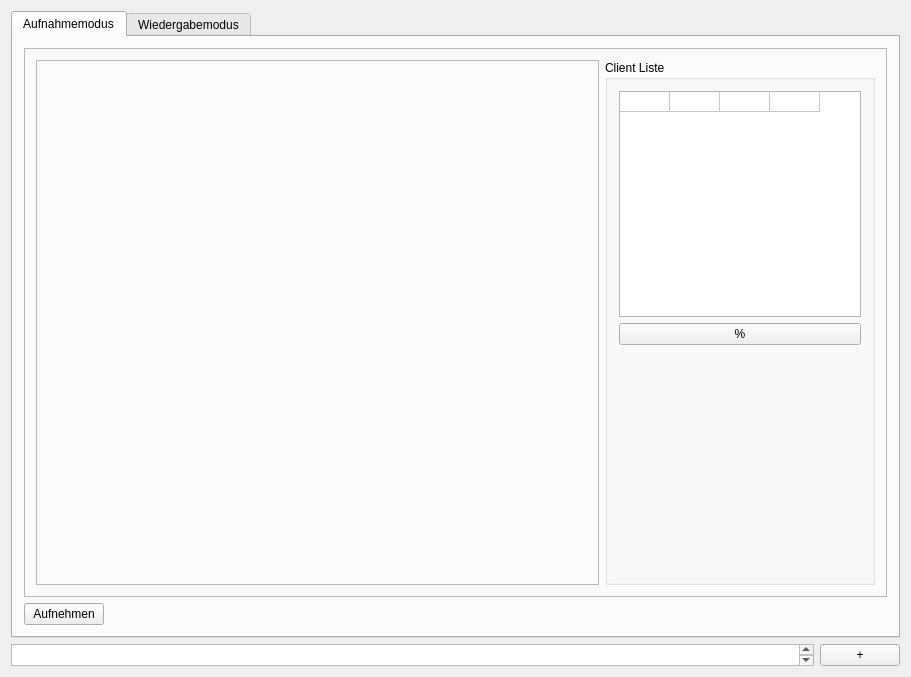
studnitz/octopus, file gui/forms/mainwindow.ui: the form before one commit.
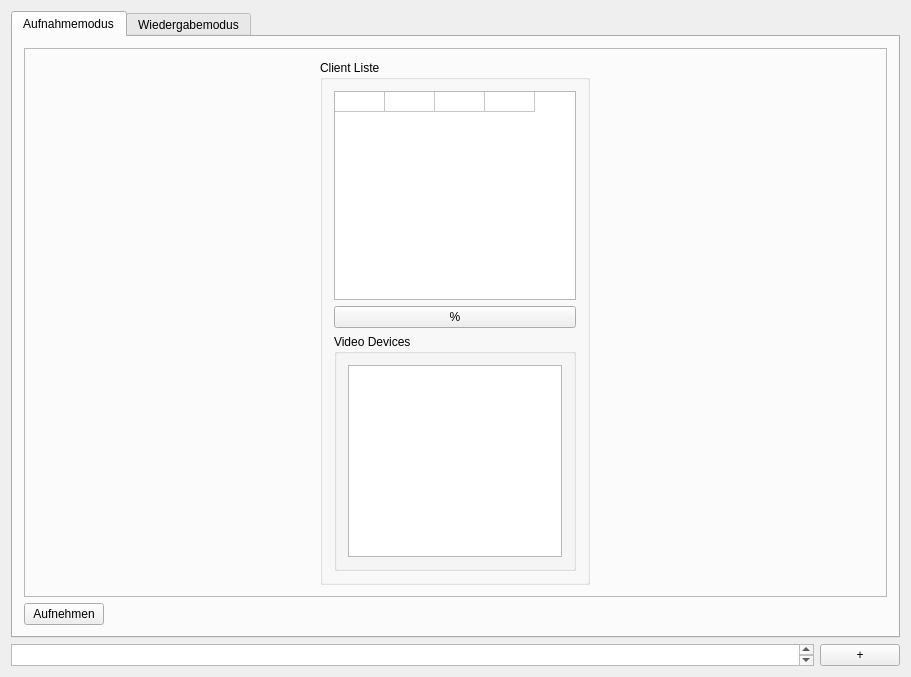
The form after the commit. The open tabs and pages were chosen to show the change.

What changed in the file:
```diff
--- a/gui/forms/mainwindow.ui
+++ b/gui/forms/mainwindow.ui
@@ -82,17 +82,16 @@
             </property>
             <layout class="QHBoxLayout" name="horizontalLayout_3">
              <item>
-              <widget class="QFrame" name="frame_2">
-               <property name="frameShape">
-                <enum>QFrame::StyledPanel</enum>
-               </property>
-               <property name="frameShadow">
-                <enum>QFrame::Raised</enum>
-               </property>
-              </widget>
+              <layout class="QGridLayout" name="recordingGrid"/>
              </item>
              <item>
               <widget class="QGroupBox" name="groupBox">
+               <property name="sizePolicy">
+                <sizepolicy hsizetype="Maximum" vsizetype="Preferred">
+                 <horstretch>0</horstretch>
+                 <verstretch>0</verstretch>
+                </sizepolicy>
+               </property>
                <property name="maximumSize">
                 <size>
                  <width>270</width>
@@ -188,17 +187,16 @@
                  </widget>
                 </item>
                 <item>
-                 <spacer name="verticalSpacer">
-                  <property name="orientation">
-                   <enum>Qt::Vertical</enum>
+                 <widget class="QGroupBox" name="deviceBox">
+                  <property name="title">
+                   <string>Video Devices</string>
                   </property>
-                  <property name="sizeHint" stdset="0">
-                   <size>
-                    <width>20</width>
-                    <height>40</height>
-                   </size>
-                  </property>
-                 </spacer>
+                  <layout class="QVBoxLayout" name="verticalLayout_2">
+                   <item>
+                    <widget class="QListWidget" name="deviceListWidget"/>
+                   </item>
+                  </layout>
+                 </widget>
                 </item>
                </layout>
               </widget>
```
Left out of the diff: 4 changed lines with no effect on the pictures.
